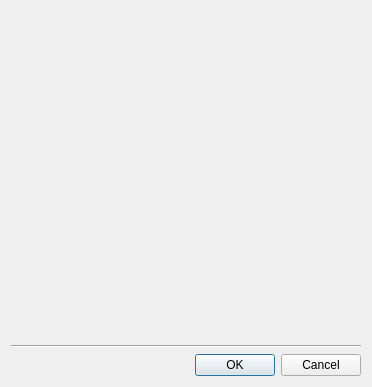
First picture: the form in smtk/extension/applications/TemplateEditor/ui/InputDialog.ui, repository Kitware/SMTK, before the edit.
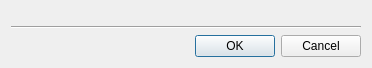
Second picture: the form after the edit.

Diff of the .ui file:
```diff
--- a/smtk/extension/applications/TemplateEditor/ui/InputDialog.ui
+++ b/smtk/extension/applications/TemplateEditor/ui/InputDialog.ui
@@ -7,7 +7,7 @@
     <x>0</x>
     <y>0</y>
     <width>372</width>
-    <height>387</height>
+    <height>68</height>
    </rect>
   </property>
   <property name="windowTitle">
```
